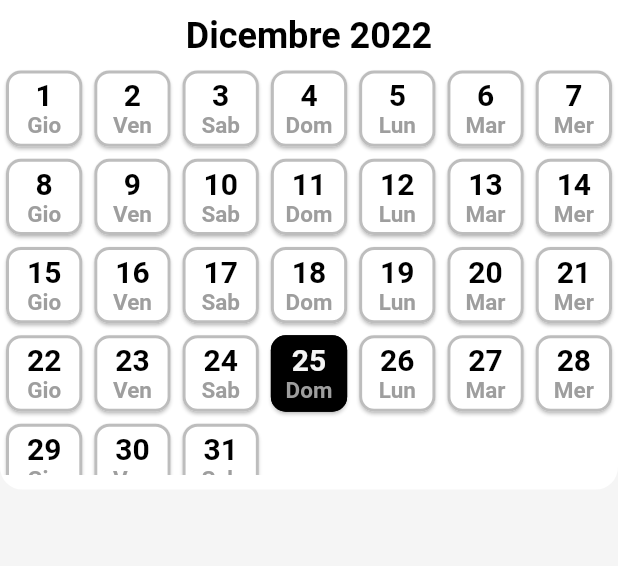
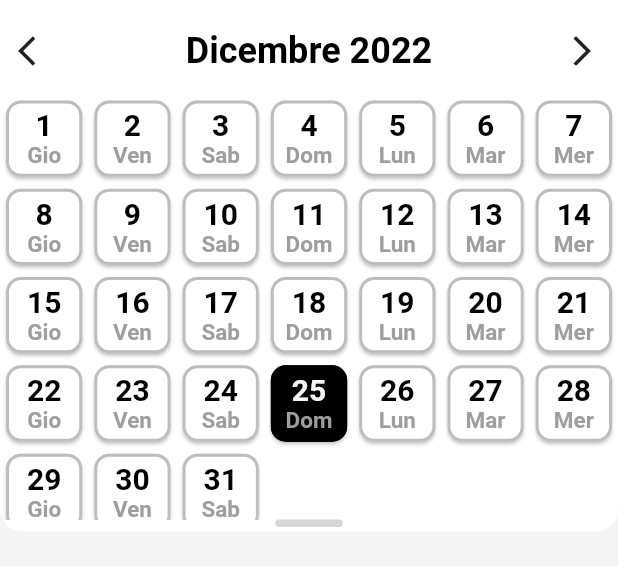
Before and after one commit to lucapsq/uni-calendar, a Flutter app: the MonthHeader widget shown alone on an empty page, opened directly with empty values, on a phone screen of 412 x 824 dp. Shown: the top 566 px of the screen. Run offline on Flutter 3.47's test engine with Material 2 defaults, Android fonts, the phone set to English and light mode, and no system bars; our stand-ins replace font_awesome_flutter, shared_preferences, syncfusion_flutter_calendar, toggle_switch; accounts and stored records are empty; network calls fail.

Commit message:
added scrolling months

```diff
--- a/lib/lessons_page.dart
+++ b/lib/lessons_page.dart
@@ -51,6 +51,7 @@ class _LessonsPageState extends State<LessonsPage> {
 
     String nextWeek = getFormattedDate(now.add(const Duration(days: 7)));
     List<Teaching> teachingsList = await getTeachingsList(
+      now,
       today,
       nextWeek,
       courseCode,
--- a/lib/widgets/month_header.dart
+++ b/lib/widgets/month_header.dart
@@ -14,24 +14,23 @@ class MonthHeader extends StatefulWidget {
 class _MonthHeaderState extends State<MonthHeader> {
   List<Widget> cardMonthWidget = [];
   List<DateTime> monthView = [];
+  late DateTime selectedDayInMonth;
+  void initState() {
+    super.initState();
+    selectedDayInMonth = widget.selectedDay;
+  }
 
   void fillMonthDays() {
-    int dayInt = widget.selectedDay.day;
-    int monthInt = widget.selectedDay.month;
+    int monthInt = selectedDayInMonth.month;
 
-    String dayString = dayInt.toString();
     String monthString = monthInt.toString();
-
-    if (dayInt < 10) {
-      dayString = "0" + dayString;
-    }
 
     if (monthInt < 10) {
       monthString = "0" + monthString;
     }
 
     DateTime day = DateTime.parse(
-        widget.selectedDay.year.toString() + "-" + monthString + "-01");
+        selectedDayInMonth.year.toString() + "-" + monthString + "-01");
     if (monthView.isEmpty)
       while (day.month == monthInt) {
         monthView.add(day);
@@ -88,27 +87,68 @@ class _MonthHeaderState extends State<MonthHeader> {
   Widget build(BuildContext context) {
     fillMonthDays();
 
-    return Column(
+    return Container(
+      height: MediaQuery.of(context).size.height * 0.43,
+      decoration: BoxDecoration(
+        color: Theme.of(context).primaryColor,
+        borderRadius: BorderRadius.only(
+          bottomLeft: Radius.circular(15),
+          bottomRight: Radius.circular(15),
+        ),
+      ),
+      child: Column(
         children: [
           Container(
             width: MediaQuery.of(context).size.width,
             color: Theme.of(context).primaryColor,
             padding: const EdgeInsets.fromLTRB(0, 10, 0, 0),
-          child: Text(_getMonthTitle(),
+            child: Row(
+              mainAxisAlignment: MainAxisAlignment.spaceBetween,
+              children: [
+                IconButton(
+                  onPressed: () {
+                    setState(() {
+                      monthView.clear();
+                      selectedDayInMonth =
+                          selectedDayInMonth.subtract(Duration(days: 31));
+                    });
+                  },
+                  icon: Icon(
+                    Icons.arrow_back_ios,
+                    //size: 20,
+                  ),
+                ),
+                Text(
+                  _getMonthTitle(),
                   style: Theme.of(context).textTheme.headline5,
-              textAlign: TextAlign.center),
+                ),
+                IconButton(
+                  onPressed: () {
+                    setState(() {
+                      monthView.clear();
+                      selectedDayInMonth = selectedDayInMonth.add(Duration(
+                          days:
+                              31)); //todo fix this, it's not always 31 days in a month
+                    });
+                  },
+                  icon: Icon(
+                    Icons.arrow_forward_ios,
+                  ),
+                ),
+              ],
+            ),
           ),
           Container(
-          padding: const EdgeInsets.fromLTRB(0, 5, 0, 10),
+            padding: const EdgeInsets.fromLTRB(0, 5, 0, 0),
             width: MediaQuery.of(context).size.width,
             height: MediaQuery.of(context).size.height * 0.35,
-          decoration: BoxDecoration(
+            //color: Colors.red,
+            /*decoration: BoxDecoration(
               borderRadius: BorderRadius.only(
                 bottomLeft: Radius.circular(15),
                 bottomRight: Radius.circular(15),
               ),
-            color: Theme.of(context).primaryColor,
-          ),
+            ),*/
             child: GridView.count(
                 physics: NeverScrollableScrollPhysics(),
                 primary: true,
@@ -125,7 +165,16 @@ class _MonthHeaderState extends State<MonthHeader> {
                     ),
                 ]),
           ),
+          Container(
+            decoration: BoxDecoration(
+              borderRadius: BorderRadius.all(Radius.circular(7)),
+              color: Colors.grey[350],
+            ),
+            height: 5,
+            width: 45,
+          )
         ],
+      ),
     );
   }
 }
```
Also changed, not shown: lib/api/get_teachinglist.dart (+4 -5 lines), lib/widgets/week_header.dart (+18 -2 lines). Lines whose indentation alone changed are shown as unchanged.
